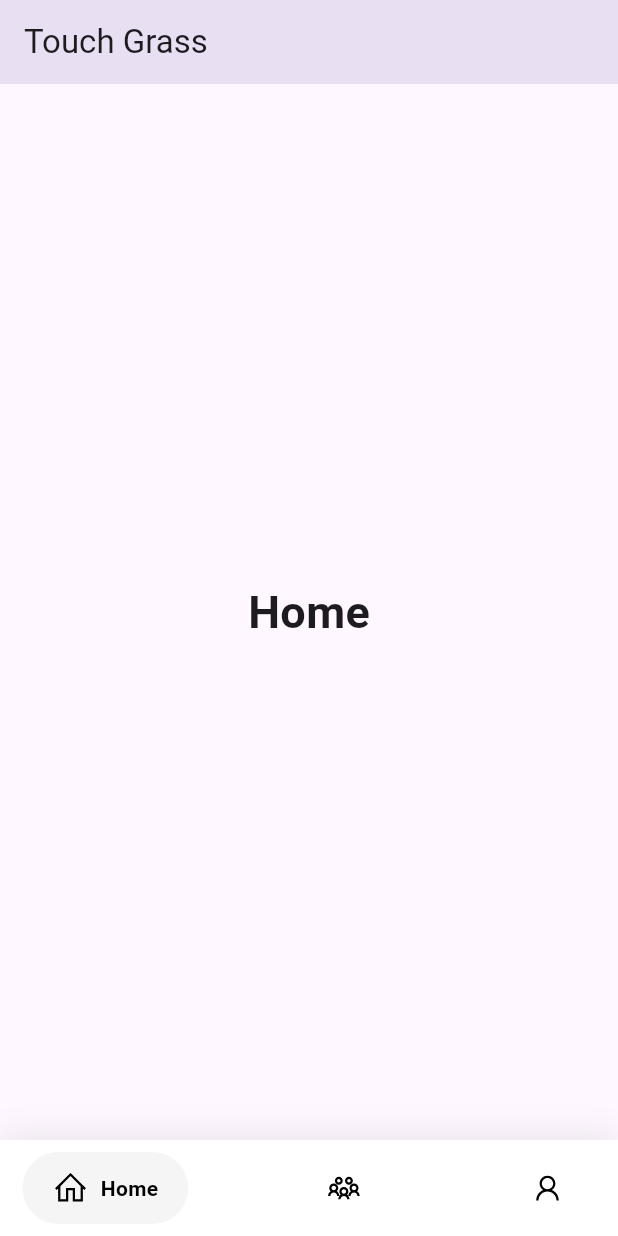
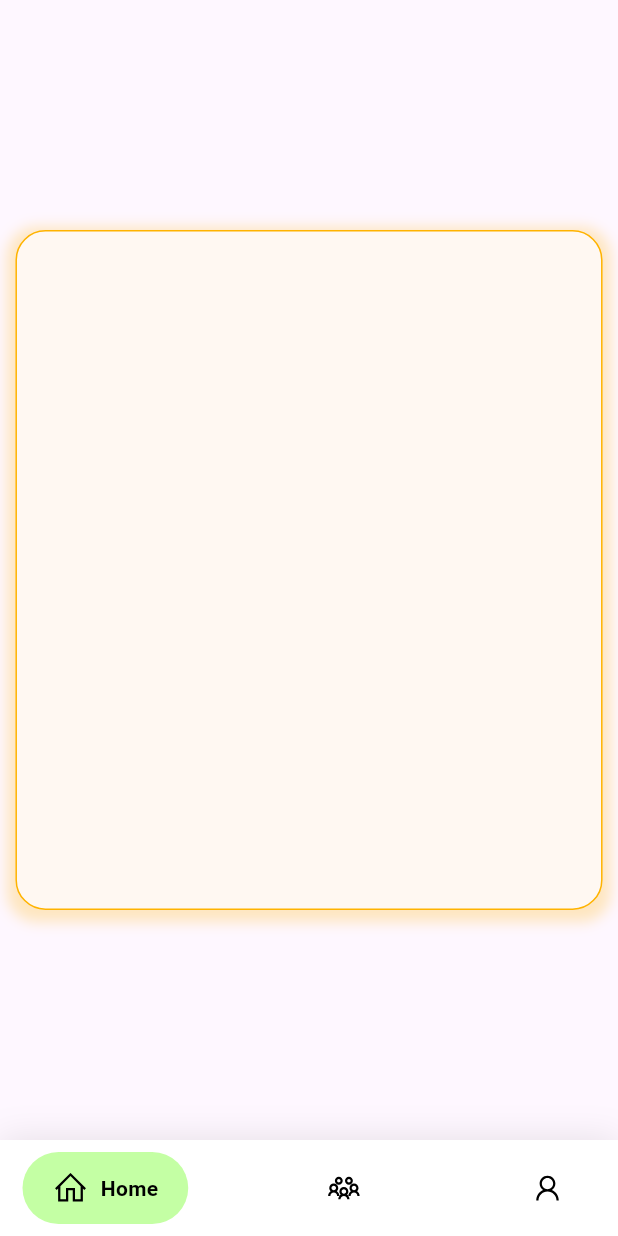
Before and after one commit to ronanhansel/touch-grass, a Flutter app: the screen it shows after launch, on a phone screen of 412 x 824 dp. Run offline on Flutter 3.47's test engine with Material 3 defaults, Android fonts, the phone set to English and light mode, and no system bars; drawn by our look-alikes of google_nav_bar; our stand-ins replace line_icons.

Commit message:
Navigation bar

```diff
--- /dev/null
+++ b/lib/community.dart
@@ -0,0 +1,15 @@
+import 'package:flutter/material.dart';
+
+class Community extends StatefulWidget {
+  const Community({super.key});
+
+  @override
+  State<Community> createState() => _CommunityState();
+}
+
+class _CommunityState extends State<Community> {
+  @override
+  Widget build(BuildContext context) {
+    return const Placeholder();
+  }
+}
--- a/lib/home.dart
+++ b/lib/home.dart
@@ -1,90 +1,39 @@
 import 'package:flutter/material.dart';
-import 'package:google_nav_bar/google_nav_bar.dart';
-import 'package:line_icons/line_icons.dart';
 
-class HomePage extends StatefulWidget {
-  const HomePage({super.key});
+class Home extends StatefulWidget {
+  const Home({super.key});
 
   @override
-  State<HomePage> createState() => _HomePageState();
+  State<Home> createState() => _HomeState();
 }
 
-class _HomePageState extends State<HomePage> {
-  int _selectedIndex = 0;
-  static const TextStyle optionStyle =
-      TextStyle(fontSize: 30, fontWeight: FontWeight.w600);
-  static const List<Widget> _widgetOptions = <Widget>[
-    Text(
-      'Home',
-      style: optionStyle,
-    ),
-    Text(
-      'Community',
-      style: optionStyle,
-    ),
-    Text(
-      'Profile',
-      style: optionStyle,
-    ),
-  ];
+class _HomeState extends State<Home> {
   @override
   Widget build(BuildContext context) {
+    double width = MediaQuery.of(context).size.width;
+    double height = MediaQuery.of(context).size.height;
     return Scaffold(
-      appBar: AppBar(
-        elevation: 20,
-        title: const Text('Touch Grass'),
+      body: Center(
+        child: Container(
+          decoration: BoxDecoration(
+              border: Border.all(
+                color: Colors.amber[600]!,
               ),
-      body: Center(
-        child: _widgetOptions.elementAt(_selectedIndex),
-      ),
-      bottomNavigationBar: Container(
-          decoration: BoxDecoration(
-            color: Colors.white,
+              color: Color.fromRGBO(255, 248, 242, 1),
               boxShadow: [
                 BoxShadow(
-                blurRadius: 20,
-                color: Colors.black.withOpacity(.1),
-              )
-            ],
-          ),
-          child: SafeArea(
-            child: Padding(
-              padding:
-                  const EdgeInsets.symmetric(horizontal: 15.0, vertical: 8),
-              child: GNav(
-                rippleColor: Colors.grey[300]!,
-                hoverColor: Colors.grey[100]!,
-                gap: 8,
-                activeColor: Colors.black,
-                iconSize: 24,
-                padding:
-                    const EdgeInsets.symmetric(horizontal: 20, vertical: 12),
-                duration: const Duration(milliseconds: 400),
-                tabBackgroundColor: Colors.grey[100]!,
-                color: Colors.black,
-                tabs: const [
-                  GButton(
-                    icon: LineIcons.home,
-                    text: 'Home',
-                  ),
-                  GButton(
-                    icon: LineIcons.users,
-                    text: 'Community',
-                  ),
-                  GButton(
-                    icon: LineIcons.user,
-                    text: 'Profile',
+                  color: Colors.amber[600]!.withOpacity(.25),
+                  spreadRadius: 5,
+                  blurRadius: 7,
+                  offset: Offset(0, 3), // changes position of shadow
                 ),
               ],
-                selectedIndex: _selectedIndex,
-                onTabChange: (index) {
-                  setState(() {
-                    _selectedIndex = index;
-                  });
-                },
+              borderRadius: BorderRadius.all(Radius.circular(20))),
+          height: height * 0.55,
+          width: width * 0.95,
+          child: Text(''),
         ),
       ),
-          )),
     );
   }
 }
--- a/lib/main.dart
+++ b/lib/main.dart
@@ -1,5 +1,5 @@
 import 'package:flutter/material.dart';
-import 'package:gdsc_solution/home.dart';
+import 'package:gdsc_solution/navigation.dart';
 
 void main() => runApp(const MyApp());
 
@@ -9,6 +9,6 @@ class MyApp extends StatelessWidget {
   @override
   Widget build(BuildContext context) {
     return const MaterialApp(
-      debugShowCheckedModeBanner: false, home: HomePage());
+        debugShowCheckedModeBanner: false, home: Navigation());
   }
 }
--- /dev/null
+++ b/lib/navigation.dart
@@ -0,0 +1,80 @@
+import 'package:flutter/material.dart';
+import 'package:gdsc_solution/community.dart';
+import 'package:gdsc_solution/home.dart';
+import 'package:gdsc_solution/profile.dart';
+import 'package:google_nav_bar/google_nav_bar.dart';
+import 'package:line_icons/line_icons.dart';
+
+class Navigation extends StatefulWidget {
+  const Navigation({super.key});
+
+  @override
+  State<Navigation> createState() => _HomePageState();
+}
+
+class _HomePageState extends State<Navigation> {
+  int _selectedIndex = 0;
+  static const TextStyle optionStyle =
+      TextStyle(fontSize: 30, fontWeight: FontWeight.w600);
+  static const List<Widget> _widgetOptions = <Widget>[
+    Home(),
+    Community(),
+    Profile(),
+  ];
+  @override
+  Widget build(BuildContext context) {
+    return Scaffold(
+      body: Center(
+        child: _widgetOptions.elementAt(_selectedIndex),
+      ),
+      bottomNavigationBar: Container(
+          decoration: BoxDecoration(
+            color: Colors.white,
+            boxShadow: [
+              BoxShadow(
+                blurRadius: 20,
+                color: Colors.black.withOpacity(.1),
+              )
+            ],
+          ),
+          child: SafeArea(
+            child: Padding(
+              padding:
+                  const EdgeInsets.symmetric(horizontal: 15.0, vertical: 8),
+              child: GNav(
+                rippleColor: const Color.fromRGBO(133, 166, 116, 100),
+                hoverColor: const Color.fromRGBO(133, 166, 116, 65),
+                gap: 8,
+                activeColor: Colors.black,
+                iconSize: 24,
+                padding:
+                    const EdgeInsets.symmetric(horizontal: 20, vertical: 12),
+                duration: const Duration(milliseconds: 400),
+                tabBackgroundColor: const Color.fromRGBO(196, 255, 164, 100)!,
+                color: Colors.black,
+                tabs: const [
+                  GButton(
+                    icon: LineIcons.home,
+                    text: 'Home',
+                  ),
+                  GButton(
+                    icon: LineIcons.users,
+                    text: 'Community',
+                  ),
+                  GButton(
+                    icon: LineIcons.user,
+                    text: 'Profile',
+                  ),
+                ],
+                selectedIndex: _selectedIndex,
+                onTabChange: (index) {
+                  setState(() {
+                    _selectedIndex = index;
+                  });
+                },
+              ),
+            ),
+          )),
+    );
+  }
+}
--- /dev/null
+++ b/lib/profile.dart
@@ -0,0 +1,15 @@
+import 'package:flutter/material.dart';
+
+class Profile extends StatefulWidget {
+  const Profile({super.key});
+
+  @override
+  State<Profile> createState() => _ProfileState();
+}
+
+class _ProfileState extends State<Profile> {
+  @override
+  Widget build(BuildContext context) {
+    return const Text('Profile');
+  }
+}
```
Also changed, not shown: 5 other files. Lines whose indentation alone changed are shown as unchanged.
